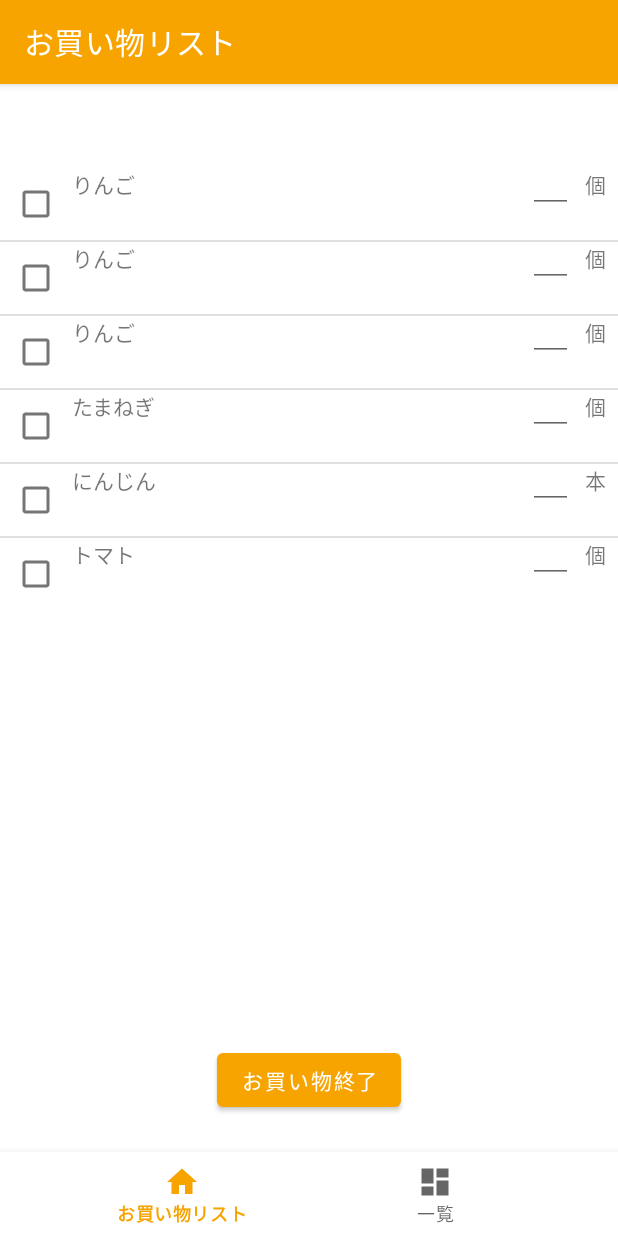
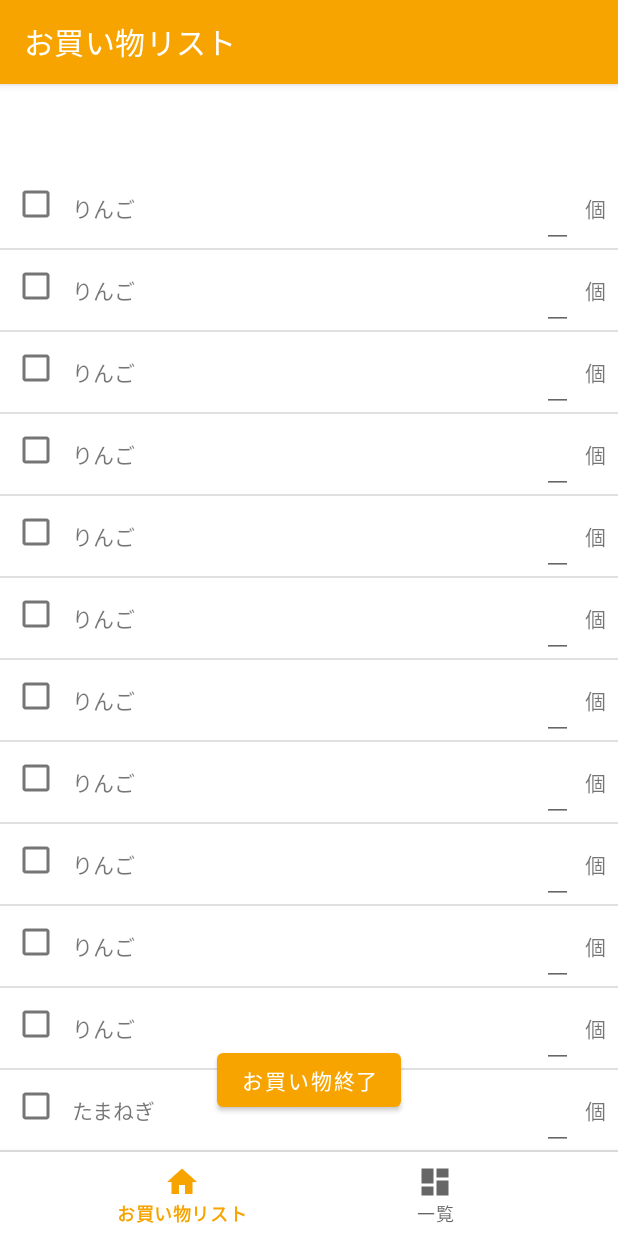
Before and after one commit to KousukeArai/ShoppingList, an Android app: the screen it shows after launch (MainActivity), on a phone screen of 412 x 824 dp. Run offline under Robolectric (Android 15) with nearby library versions, the phone set to English and light mode, and no system bars; our stand-ins replace navigation-ui.

Commit message:
btAdd doesn't work, layout changed.

```diff
--- a/app/src/main/java/com/websarva/wings/android/myapplication3/MainActivity.java
+++ b/app/src/main/java/com/websarva/wings/android/myapplication3/MainActivity.java
@@ -63,53 +63,55 @@ public class MainActivity extends AppCompatActivity {
         map.put("check", false);
         list.add(map);
 
-//        map = new HashMap<>();
-//        map.put("name", "りんご");
-//        map.put("unit", "個");
-//        map.put("check", false);
-//        list.add(map);
-//
-//        map = new HashMap<>();
-//        map.put("name", "りんご");
-//        map.put("unit", "個");
-//        map.put("check", false);
-//        list.add(map);
-//
-//        map = new HashMap<>();
-//        map.put("name", "りんご");
-//        map.put("unit", "個");
-//        map.put("check", false);
-//        list.add(map);
-//
-//        map = new HashMap<>();
-//        map.put("name", "りんご");
-//        map.put("unit", "個");
-//        map.put("check", false);
-//        list.add(map);
-//
-//        map = new HashMap<>();
-//        map.put("name", "りんご");
-//        map.put("unit", "個");
-//        map.put("check", false);
-//        list.add(map);
-//
-//        map = new HashMap<>();
-//        map.put("name", "りんご");
-//        map.put("unit", "個");
-//        map.put("check", false);
-//        list.add(map);
-//
-//        map = new HashMap<>();
-//        map.put("name", "りんご");
-//        map.put("unit", "個");
-//        map.put("check", false);
-//        list.add(map);
-//
-//        map = new HashMap<>();
-//        map.put("name", "りんご");
-//        map.put("unit", "個");
-//        map.put("check", false);
-//        list.add(map);
+
+        map = new HashMap<>();
+        map.put("name", "りんご");
+        map.put("unit", "個");
+        map.put("check", false);
+        list.add(map);
+
+        map = new HashMap<>();
+        map.put("name", "りんご");
+        map.put("unit", "個");
+        map.put("check", false);
+        list.add(map);
+
+        map = new HashMap<>();
+        map.put("name", "りんご");
+        map.put("unit", "個");
+        map.put("check", false);
+        list.add(map);
+
+        map = new HashMap<>();
+        map.put("name", "りんご");
+        map.put("unit", "個");
+        map.put("check", false);
+        list.add(map);
+
+        map = new HashMap<>();
+        map.put("name", "りんご");
+        map.put("unit", "個");
+        map.put("check", false);
+        list.add(map);
+
+        map = new HashMap<>();
+        map.put("name", "りんご");
+        map.put("unit", "個");
+        map.put("check", false);
+        list.add(map);
+
+        map = new HashMap<>();
+        map.put("name", "りんご");
+        map.put("unit", "個");
+        map.put("check", false);
+        list.add(map);
+
+        map = new HashMap<>();
+        map.put("name", "りんご");
+        map.put("unit", "個");
+        map.put("check", false);
+        list.add(map);
+
 
         map = new HashMap<>();
         map.put("name", "たまねぎ");
--- a/app/src/main/res/layout/fragment_dashboard.xml
+++ b/app/src/main/res/layout/fragment_dashboard.xml
@@ -24,6 +24,4 @@
         app:layout_constraintBottom_toBottomOf="parent"
         app:layout_constraintEnd_toEndOf="parent"
         app:layout_constraintStart_toStartOf="parent" />
-
-
 </androidx.constraintlayout.widget.ConstraintLayout>
--- a/app/src/main/res/layout/list.xml
+++ b/app/src/main/res/layout/list.xml
@@ -2,7 +2,6 @@
 <androidx.constraintlayout.widget.ConstraintLayout
     xmlns:android="http://schemas.android.com/apk/res/android"
     xmlns:app="http://schemas.android.com/apk/res-auto"
-    xmlns:tools="http://schemas.android.com/tools"
     android:orientation="horizontal"
     android:layout_width="match_parent"
     android:layout_height="match_parent"
@@ -19,29 +18,32 @@
         android:id="@+id/textView"
         android:layout_width="wrap_content"
         android:layout_height="wrap_content"
+        android:layout_marginTop="16dp"
         android:text="商品名"
         app:layout_constraintStart_toEndOf="@+id/cbList"
-        tools:layout_editor_absoluteY="16dp" />
+        app:layout_constraintTop_toTopOf="parent" />
 
     <EditText
-        android:layout_width="30dp"
-        android:layout_height="30dp"
+        android:layout_width="wrap_content"
+        android:layout_height="wrap_content"
+        android:layout_marginTop="8dp"
         android:layout_marginEnd="8dp"
         android:layout_marginRight="8dp"
         android:inputType="number"
         android:maxLength="4"
         android:maxLines="1"
         app:layout_constraintEnd_toStartOf="@+id/textView2"
-        tools:layout_editor_absoluteY="0dp" />
+        app:layout_constraintTop_toTopOf="parent" />
 
     <TextView
         android:id="@+id/textView2"
         android:layout_width="wrap_content"
         android:layout_height="wrap_content"
+        android:layout_marginTop="16dp"
         android:layout_marginEnd="8dp"
         android:layout_marginRight="8dp"
         android:layout_weight="1"
         android:text="単位"
         app:layout_constraintEnd_toEndOf="parent"
-        tools:layout_editor_absoluteY="0dp" />
+        app:layout_constraintTop_toTopOf="parent" />
 </androidx.constraintlayout.widget.ConstraintLayout>
--- a/app/src/main/res/layout/table.xml
+++ b/app/src/main/res/layout/table.xml
@@ -2,7 +2,6 @@
 <androidx.constraintlayout.widget.ConstraintLayout
     xmlns:android="http://schemas.android.com/apk/res/android"
     xmlns:app="http://schemas.android.com/apk/res-auto"
-    xmlns:tools="http://schemas.android.com/tools"
     android:orientation="horizontal"
     android:layout_width="match_parent"
     android:layout_height="match_parent"
@@ -12,6 +11,7 @@
         android:id="@+id/cbTable"
         android:layout_width="wrap_content"
         android:layout_height="wrap_content"
+        android:layout_marginBottom="8dp"
         app:layout_constraintStart_toStartOf="parent"
         app:layout_constraintTop_toTopOf="parent" />
 
@@ -19,10 +19,8 @@
         android:id="@+id/tvTable"
         android:layout_width="wrap_content"
         android:layout_height="wrap_content"
+        android:layout_marginTop="16dp"
         android:text="商品名"
         app:layout_constraintStart_toEndOf="@+id/cbTable"
-        tools:ignore="MissingConstraints"
-        tools:layout_editor_absoluteY="0dp" />
-
-
+        app:layout_constraintTop_toTopOf="parent" />
 </androidx.constraintlayout.widget.ConstraintLayout>
```
Also changed, not shown: app/src/main/res/mipmap-hdpi/ic_launcher.png (added), app/src/main/res/mipmap-mdpi/ic_launcher.png (added), app/src/main/res/mipmap-xhdpi/ic_launcher.png (added), app/src/main/res/mipmap-xxhdpi/ic_launcher.png (added), app/src/main/res/mipmap-xxxhdpi/ic_launcher.png (added).
